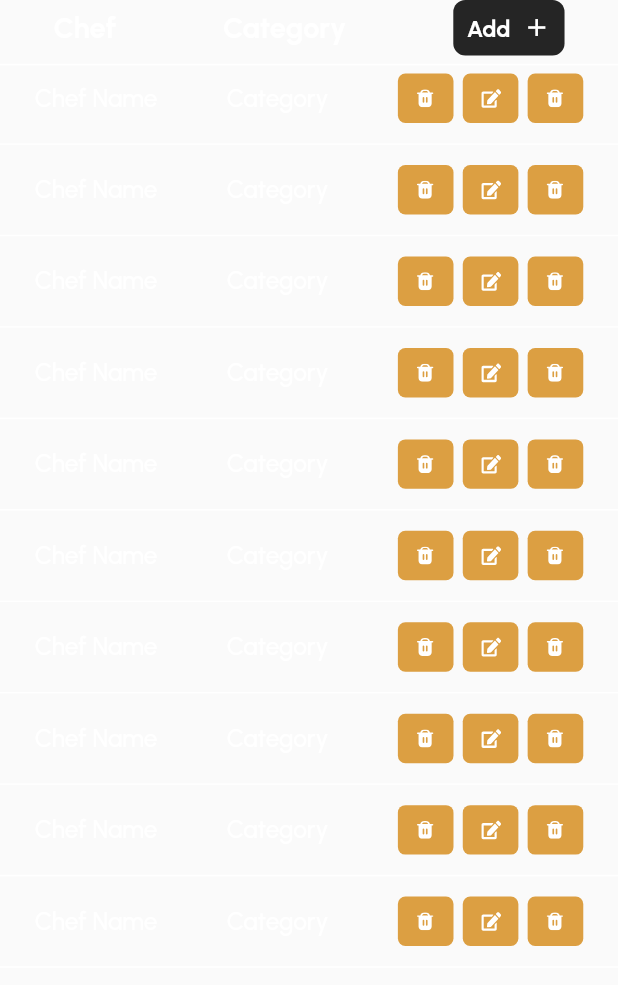
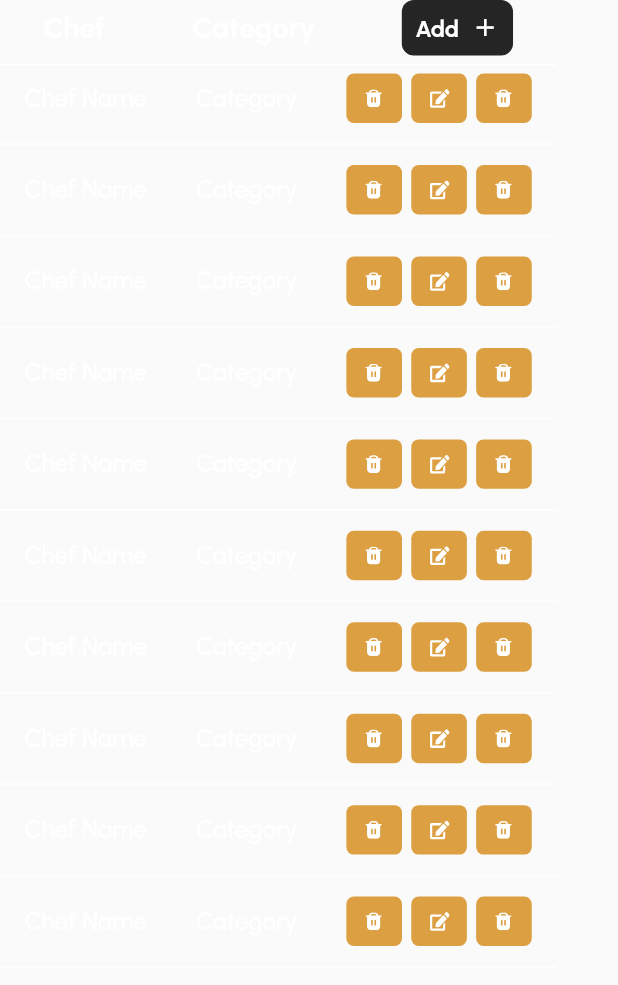
Before and after one commit to Muhib370621/ANGKOR, a Flutter app: the CustomDataTable widget shown alone on an empty page, opened directly, on a phone screen of 412 x 824 dp. Shown: the top 985 px of the screen. Run offline on Flutter 3.47's test engine with Material 2 defaults, Android fonts, the phone set to English and light mode, and no system bars; our stand-ins replace flutter_svg, get, lottie, responsive_sizer; project files that could hold a hidden picture were left out.

Commit message:
data table bug fixed

```diff
--- a/lib/src/view/component/dataTable.dart
+++ b/lib/src/view/component/dataTable.dart
@@ -27,9 +27,8 @@ class CustomDataTable extends StatelessWidget {
 
   @override
   Widget build(BuildContext context) {
-    return Expanded(
-      child: SingleChildScrollView(
-        physics: const BouncingScrollPhysics(),
+    return SizedBox(
+      width: 90.w,
       child: Column(
         children: [
           Row(
@@ -159,7 +158,6 @@ class CustomDataTable extends StatelessWidget {
               })
         ],
       ),
-      ),
     );
   }
 }
```
Also changed, not shown: lib/src/view/screen/distributor/distributorDetails.dart (+10 -2 lines), lib/src/view/screen/distributor/distributorInventory.dart (+5 -2 lines), lib/src/view/screen/distributor/distributorRestaurant.dart (+5 -2 lines). Lines whose indentation alone changed are shown as unchanged.
